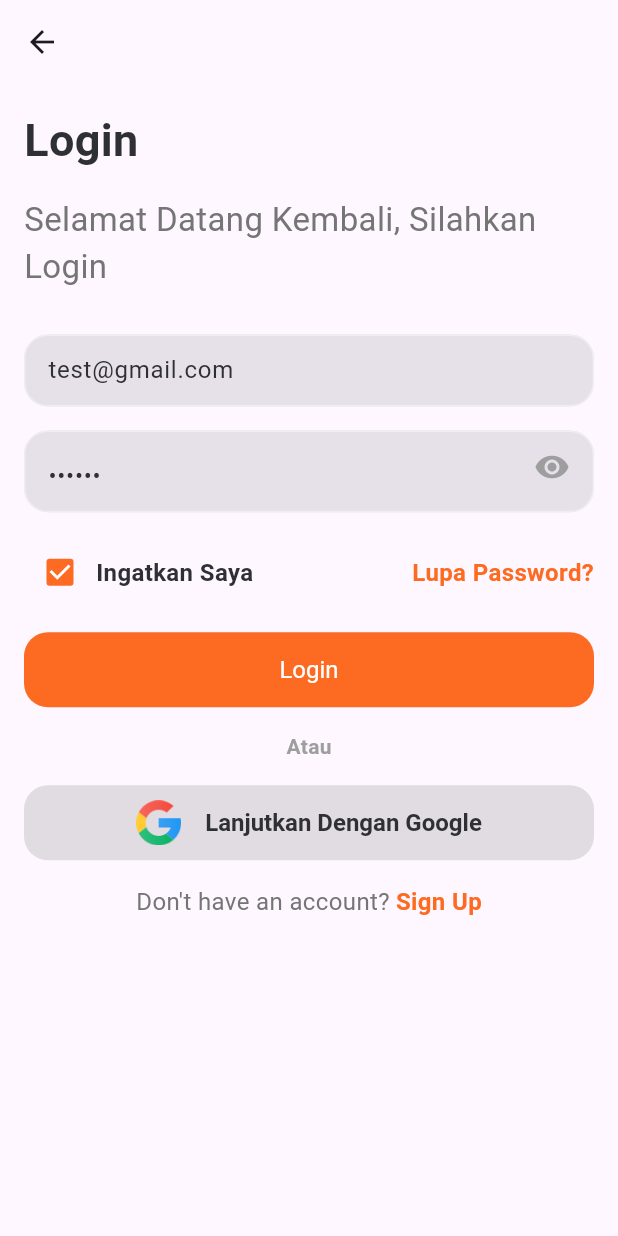
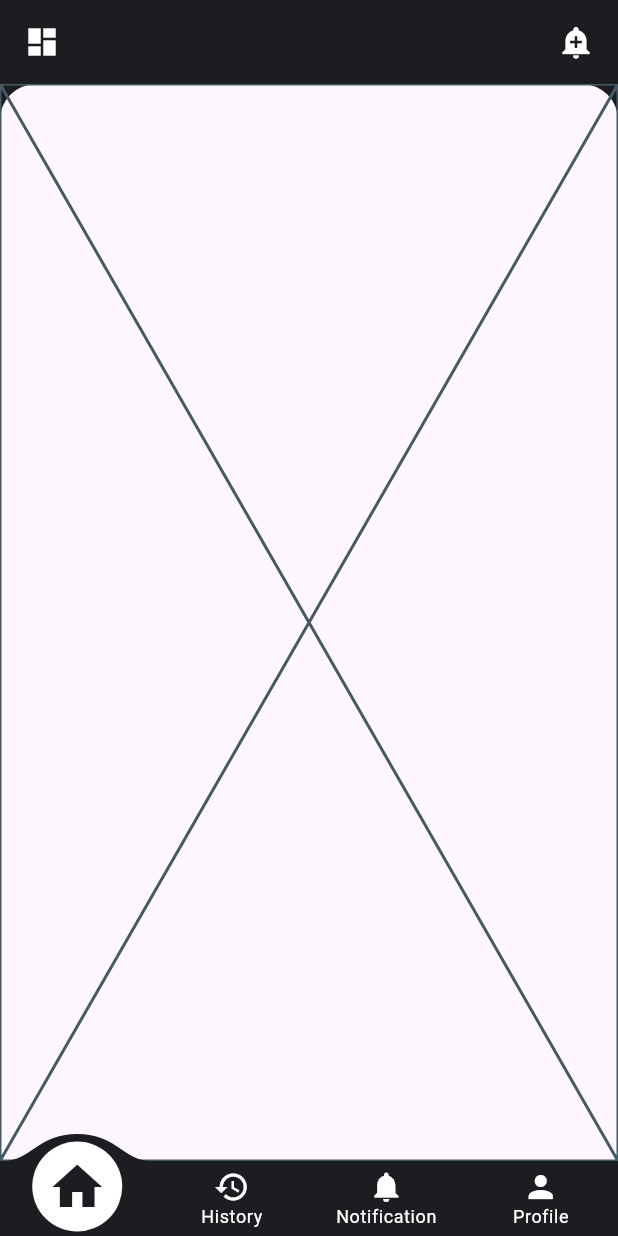
Before and after one commit to adipramanadev/subdico, a Flutter app: the LoginScreen screen opened directly, after a tap on "Login", on a phone screen of 412 x 824 dp. Run offline on Flutter 3.47's test engine with Material 3 defaults, Android fonts, the phone set to English and light mode, and no system bars; drawn by our look-alikes of convex_bottom_bar; our stand-ins replace otp_text_field.

Commit message:
tambahan page

```diff
--- /dev/null
+++ b/lib/components/bodycornerwidget.dart
@@ -0,0 +1,26 @@
+import 'package:flutter/material.dart';
+
+class BodyCornerWidget extends StatefulWidget {
+  final Widget child;
+  final Color? color;
+  BodyCornerWidget({required this.child, this.color});
+
+  @override
+  State<BodyCornerWidget> createState() => _BodyCornerWidgetState();
+}
+
+class _BodyCornerWidgetState extends State<BodyCornerWidget> {
+  @override
+  Widget build(BuildContext context) {
+    return Container(
+      decoration: BoxDecoration(
+        color: widget.color ?? Theme.of(context).scaffoldBackgroundColor,
+        borderRadius: BorderRadius.only(
+            topLeft: Radius.circular(24), topRight: Radius.circular(24)),
+      ),
+      height: MediaQuery.of(context).size.height,
+      width: MediaQuery.of(context).size.width,
+      child: widget.child,
+    );
+  }
+}
--- a/lib/main.dart
+++ b/lib/main.dart
@@ -17,7 +17,7 @@ class MyApp extends StatelessWidget {
       theme: ThemeData(
         primarySwatch: Colors.blue,
       ),
-      home: SplasScreen(),
+      home: const SplasScreen(),
     );
   }
 }
--- a/lib/utils/app_data_helpers.dart
+++ b/lib/utils/app_data_helpers.dart
@@ -3,11 +3,30 @@ import 'package:subdico/models/submodel.dart';
 import 'package:subdico/utils/app_assets.dart';
 import 'package:subdico/utils/app_colors.dart';
 
+import '../view/history/historyscreen.dart';
 import '../view/home/cleaning_service.dart';
+import '../view/home/homescreen.dart';
 import '../view/home/vechilescreen.dart';
+import '../view/notification/notifications_screen.dart';
 import '../view/profile/addsocialaccount.dart';
 import '../view/profile/faq_screen.dart';
+import '../view/profile/profilescreen.dart';
 import 'app_constants.dart';
+
+List<NavigationItemModel> getNavigationItems() {
+  List<NavigationItemModel> list = [];
+  list.add(NavigationItemModel(
+      icon: Icons.home, title: 'Home', widget: HomeScreen()));
+  list.add(NavigationItemModel(
+      icon: Icons.history, title: 'History', widget: HistoryScreen()));
+  list.add(NavigationItemModel(
+      icon: Icons.notifications,
+      title: 'Notification',
+      widget: NotificationScreen()));
+  list.add(NavigationItemModel(
+      icon: Icons.person, title: 'Profile', widget: ProfileScreen()));
+  return list;
+}
 
 List<CountryModel> getCountryList() {
   List<CountryModel> list = [];
--- a/lib/view/auth/loginscreen.dart
+++ b/lib/view/auth/loginscreen.dart
@@ -5,6 +5,7 @@ import '../../utils/app_assets.dart';
 import '../../utils/app_colors.dart';
 import '../../utils/app_common.dart';
 import '../../utils/app_constants.dart';
+import '../dashboardscreen.dart';
 
 class LoginScreen extends StatefulWidget {
   const LoginScreen({super.key});
@@ -118,11 +119,14 @@ class _LoginScreenState extends State<LoginScreen> {
                 child: ElevatedButton(
                   onPressed: () {
                     //dashboard
-                    // Navigator.push(context, MaterialPageRoute(
-                    //   builder: (context) {
-                    //     return DashboardScreen();
-                    //   },
-                    // ),);
+                    Navigator.push(
+                      context,
+                      MaterialPageRoute(
+                        builder: (context) {
+                          return DashboardScreen();
+                        },
+                      ),
+                    );
                   },
                   child: Text('Login',
                       style: hsPrimaryTextStyle(color: Colors.white)),
--- a/lib/view/dashboardscreen.dart
+++ b/lib/view/dashboardscreen.dart
@@ -1,10 +1,74 @@
+import 'package:convex_bottom_bar/convex_bottom_bar.dart';
 import 'package:flutter/material.dart';
 
+import '../components/bodycornerwidget.dart';
+import '../models/submodel.dart';
+import '../utils/app_colors.dart';
+import '../utils/app_data_helpers.dart';
+import 'notification/notifications_screen.dart';
+
 class DashboardScreen extends StatelessWidget {
-  const DashboardScreen({super.key});
+  int selectedIndex = 0;
+  List<NavigationItemModel> navigationItemList = getNavigationItems();
 
   @override
   Widget build(BuildContext context) {
-    return const Placeholder();
+    return Scaffold(
+      backgroundColor: primaryColor,
+      appBar: AppBar(
+        backgroundColor: primaryColor,
+        elevation: 0,
+        title: Text(selectedIndex == 0
+            ? 'Shifty'
+            : navigationItemList[selectedIndex].title!),
+        centerTitle: true,
+        leading: const Icon(Icons.dashboard, color: Colors.white),
+        actions: [
+          Padding(
+            padding: const EdgeInsets.only(right: 16),
+            child: GestureDetector(
+              onTap: () {
+                Navigator.push(
+                    context,
+                    MaterialPageRoute(
+                      builder: (context) => Scaffold(
+                        appBar: AppBar(
+                          backgroundColor: primaryColor,
+                          leading: IconButton(
+                            icon: const Icon(Icons.arrow_back,
+                                color: Colors.white),
+                            onPressed: () {
+                              Navigator.pop(context);
+                            },
+                          ),
+                          title: const Text('Notification'),
+                        ),
+                        body: const NotificationScreen(),
+                      ),
+                    ));
+              },
+              child: const Icon(Icons.add_alert, color: Colors.white),
+            ),
+          ),
+        ],
+      ),
+      body: BodyCornerWidget(child: navigationItemList[selectedIndex].widget!),
+      bottomNavigationBar: ConvexAppBar(
+        color: Colors.white,
+        backgroundColor: primaryColor,
+        curveSize: 70,
+        top: -18,
+        items: navigationItemList.map((item) {
+          return TabItem(icon: item.icon, title: item.title);
+        }).toList(),
+        initialActiveIndex: selectedIndex,
+        onTap: (index) {
+          selectedIndex = index;
+          // setState(
+          //   () {},
+          // );
+        },
+      ),
+    );
   }
 }
--- /dev/null
+++ b/lib/view/home/homescreen.dart
@@ -0,0 +1,10 @@
+import 'package:flutter/material.dart';
+
+class HomeScreen extends StatelessWidget {
+  const HomeScreen({super.key});
+
+  @override
+  Widget build(BuildContext context) {
+    return const Placeholder();
+  }
+}
```
Also changed, not shown: lib/view/history/historyscreen.dart (added, +10 -0 lines), lib/view/notification/notifications_screen.dart (added, +20 -0 lines), lib/view/profile/profilescreen.dart (added, +10 -0 lines).
